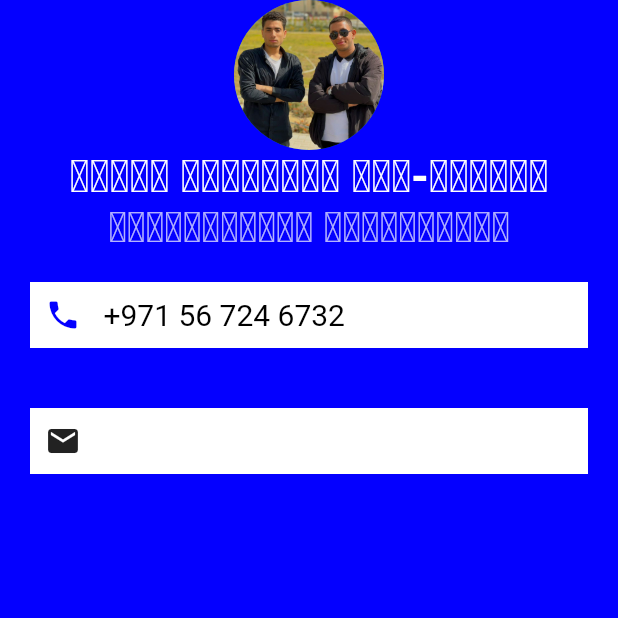
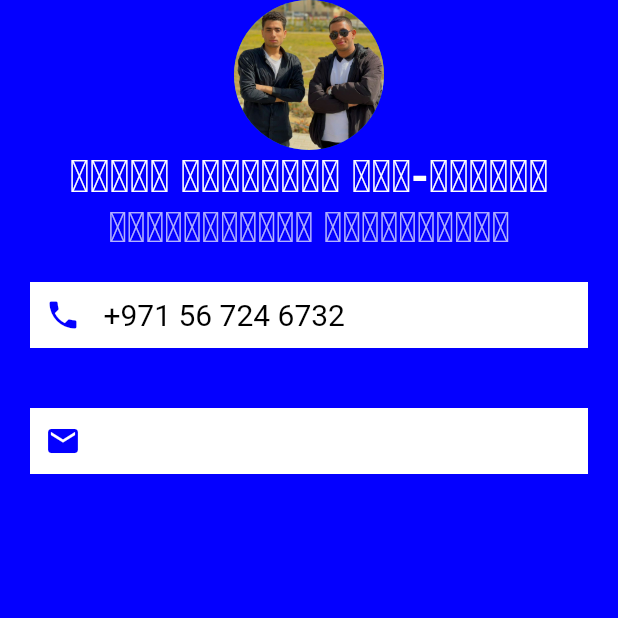
Before and after one commit to OsamaMohammadAbdalaziz/business_card_app, a Flutter app: the screen it shows after launch, on a phone screen of 412 x 824 dp, the top half of it. Run offline on Flutter 3.47's test engine with Material 2 defaults, Android fonts, the phone set to English and light mode, and no system bars.

Commit message:
change color for the Icon

```diff
--- a/lib/Pages/Home.dart
+++ b/lib/Pages/Home.dart
@@ -61,7 +61,10 @@ class Home extends StatelessWidget {
               padding: EdgeInsets.all(10),
               child: Row(
                 children: [
-                  Icon(Icons.email)
+                  Icon(
+                    Icons.email,
+                    color: Color.fromARGB(255, 4, 0, 255),
+                  ),
                 ],
               ),
             ),
```
